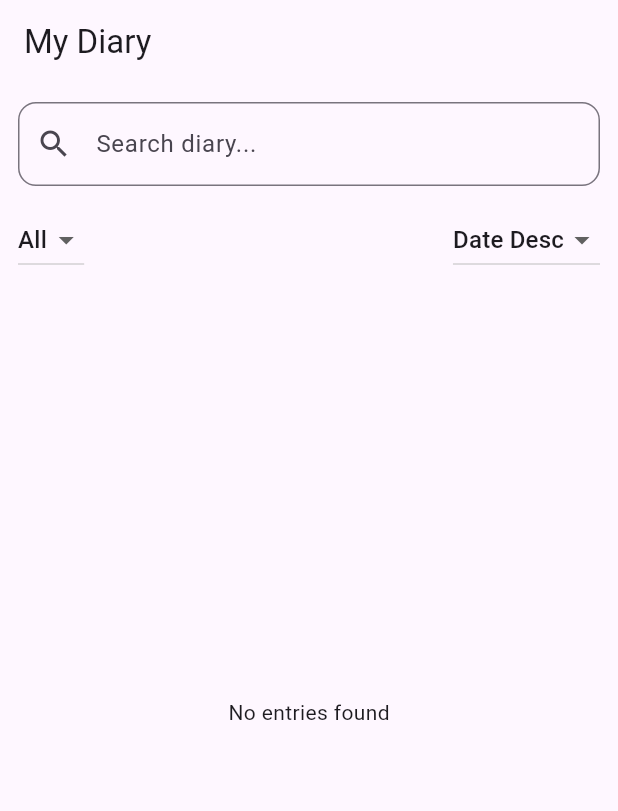
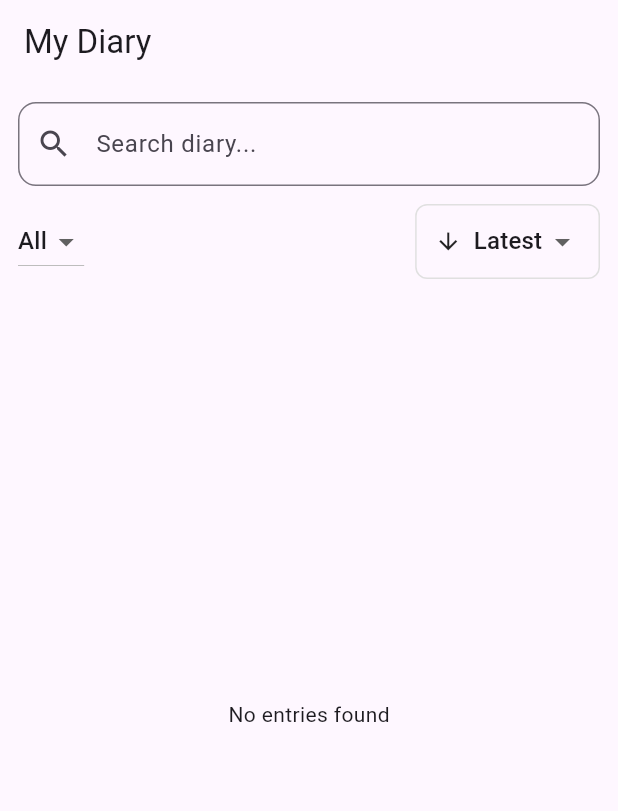
Before and after one commit to Rafiqirobi/MyDiary, a Flutter app: the HomePage screen opened directly, on a phone screen of 412 x 824 dp. Shown: the top 811 px of the screen. Run offline on Flutter 3.47's test engine with Material 3 defaults, Android fonts, the phone set to English and light mode, and no system bars; our stand-ins replace firebase_auth, firebase_core, shared_preferences, sqflite; accounts and stored records are empty.

Commit message:
update diary entry model to use DateTime for date and enhance database interactions

```diff
--- a/lib/models/diary_entry.dart
+++ b/lib/models/diary_entry.dart
@@ -2,7 +2,7 @@ class DiaryEntry {
   final int? id;
   final String title;
   final String content;
-  final String date;
+  final DateTime date;
   final String mood; // 😊 😢 etc.
 
   DiaryEntry({
@@ -13,23 +13,23 @@ class DiaryEntry {
     this.mood = '🙂', // default mood
   });
 
+  factory DiaryEntry.fromMap(Map<String, dynamic> map) {
+    return DiaryEntry(
+      id: map['id'],
+      title: map['title'],
+      content: map['content'],
+      date: DateTime.parse(map['date']), // convert from String
+      mood: map['mood'] ?? '🙂',
+    );
+  }
+
   Map<String, dynamic> toMap() {
     return {
       'id': id,
       'title': title,
       'content': content,
-      'date': date,
+      'date': date.toIso8601String(), // save as String
       'mood': mood,
     };
   }
-
-  factory DiaryEntry.fromMap(Map<String, dynamic> map) {
-    return DiaryEntry(
-      id: map['id'],
-      title: map['title'],
-      content: map['content'],
-      date: map['date'],
-      mood: map['mood'] ?? '🙂',
-    );
-  }
 }
--- a/lib/pages/home_page.dart
+++ b/lib/pages/home_page.dart
@@ -4,6 +4,7 @@ import 'package:mydiary/pages/add_entry_page.dart';
 import 'package:mydiary/pages/entry_detail_page.dart';
 import 'package:mydiary/pages/profile_page.dart';
 import 'package:mydiary/services/db_service.dart';
+import 'package:intl/intl.dart';
 
 class HomePage extends StatefulWidget {
   @override
@@ -17,9 +18,9 @@ class _HomePageState extends State<HomePage> {
   TextEditingController searchController = TextEditingController();
 
   String selectedMood = 'All';
-  String sortOption = 'Date Desc';
+  String sortOption = 'Latest';
   List<String> moods = ['All', '🙂', '😊', '😢', '😡', '😴', '😃'];
-  List<String> sortOptions = ['Date Desc', 'Date Asc'];
+  List<String> sortOptions = ['Latest', 'Oldest'];
 
   @override
   void initState() {
@@ -50,7 +51,7 @@ class _HomePageState extends State<HomePage> {
     }).toList();
 
     switch (sortOption) {
-      case 'Date Asc':
+      case 'Latest':
         results.sort((a, b) => a.date.compareTo(b.date));
         break;
       default:
@@ -65,7 +66,7 @@ class _HomePageState extends State<HomePage> {
   Map<String, List<DiaryEntry>> groupEntriesByDate(List<DiaryEntry> entries) {
     Map<String, List<DiaryEntry>> grouped = {};
     for (var entry in entries) {
-      String dateOnly = entry.date.split('–')[0].trim();
+      String dateOnly = DateFormat('yyyy-MM-dd').format(entry.date); // for grouping
       if (!grouped.containsKey(dateOnly)) {
         grouped[dateOnly] = [];
       }
@@ -74,9 +75,14 @@ class _HomePageState extends State<HomePage> {
     return grouped;
   }
 
+
   void undoDelete(DiaryEntry entry) async {
     await dbService.insertEntry(entry);
     loadEntries();
+  }
+
+  String formatDate(DateTime date) {
+  return DateFormat('d MMMM yyyy, h:mm a').format(date).toUpperCase();
 }
 
   @override
@@ -112,13 +118,34 @@ class _HomePageState extends State<HomePage> {
                   },
                 ),
                 Spacer(),
-                DropdownButton<String>(
+                Container(
+                  padding: EdgeInsets.symmetric(horizontal: 12),
+                  decoration: BoxDecoration(
+                    border: Border.all(color: Colors.grey.shade300),
+                    borderRadius: BorderRadius.circular(8),
+                  ),
+                  child: DropdownButtonHideUnderline(
+                    child: DropdownButton<String>(
                       value: sortOption,
-                  items: sortOptions.map((opt) => DropdownMenuItem(value: opt, child: Text(opt))).toList(),
+                      items: sortOptions.map((opt) {
+                        IconData icon = opt == 'Latest' ? Icons.arrow_downward : Icons.arrow_upward;
+                        return DropdownMenuItem(
+                          value: opt,
+                          child: Row(
+                            children: [
+                              Icon(icon, size: 18),
+                              SizedBox(width: 8),
+                              Text(opt),
+                            ],
+                          ),
+                        );
+                      }).toList(),
                       onChanged: (value) {
                         setState(() => sortOption = value!);
                         applyFilters();
                       },
+                    ),
+                  ),
                 ),
               ],
             ),
@@ -136,7 +163,7 @@ class _HomePageState extends State<HomePage> {
                           Padding(
                             padding: EdgeInsets.fromLTRB(16, 16, 16, 4),
                             child: Text(
-                              '🗓️ $date',
+                              '🗓️ ${DateFormat('d MMMM yyyy').format(DateTime.parse(date))}',
                               style: TextStyle(fontSize: 16, fontWeight: FontWeight.bold),
                             ),
                           ),
@@ -158,7 +185,7 @@ class _HomePageState extends State<HomePage> {
                                     content: Text('Entry deleted'),
                                     action: SnackBarAction(
                                       label: 'Undo',
-                                      textColor: Colors.yellow,
+                                      textColor: Colors.green,
                                       onPressed: () => undoDelete(entry),
                                     ),
                                   ),
@@ -245,7 +272,7 @@ class _HomePageState extends State<HomePage> {
                                   ),
                                   SizedBox(height: 6),
                                   Text(
-                                      entry.date,
+                                    formatDate(entry.date),
                                     style: TextStyle(color: Colors.black, fontSize: 13),
                                   ),
                                 ],
```
Also changed, not shown: lib/pages/add_entry_page.dart (+6 -1 lines), lib/pages/entry_detail_page.dart (+41 -37 lines), lib/services/db_service.dart (+22 -13 lines). Lines whose indentation alone changed are shown as unchanged.
